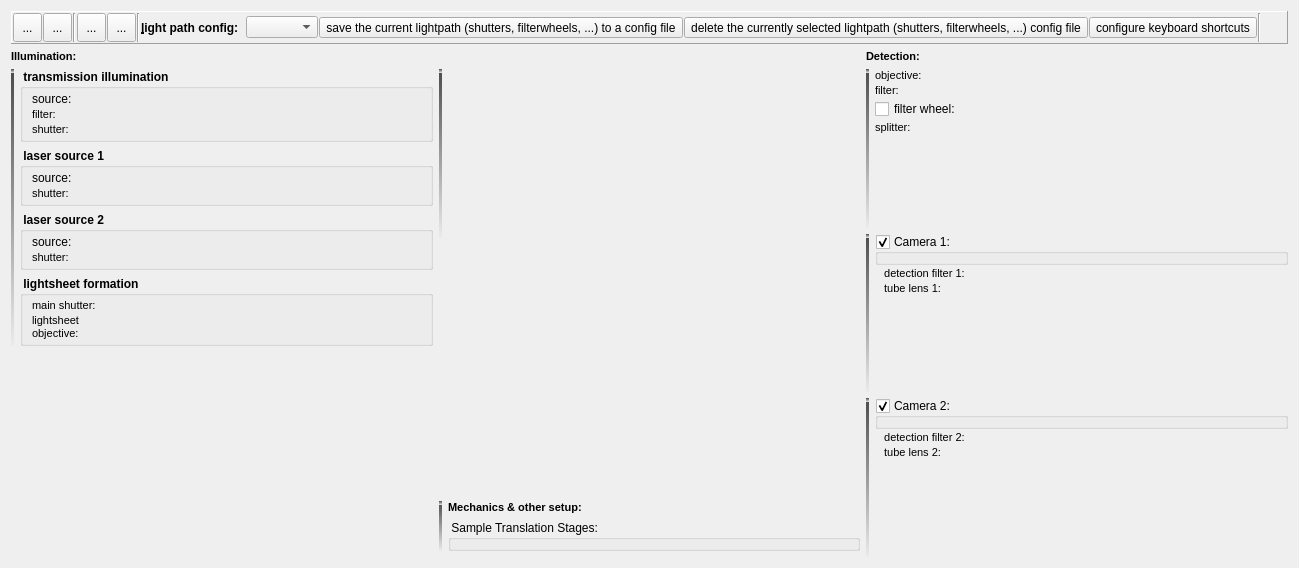
First picture: the form in plugins/spimb040/qfespimb040opticssetup.ui, repository jkriege2/QuickFit3, before the edit.
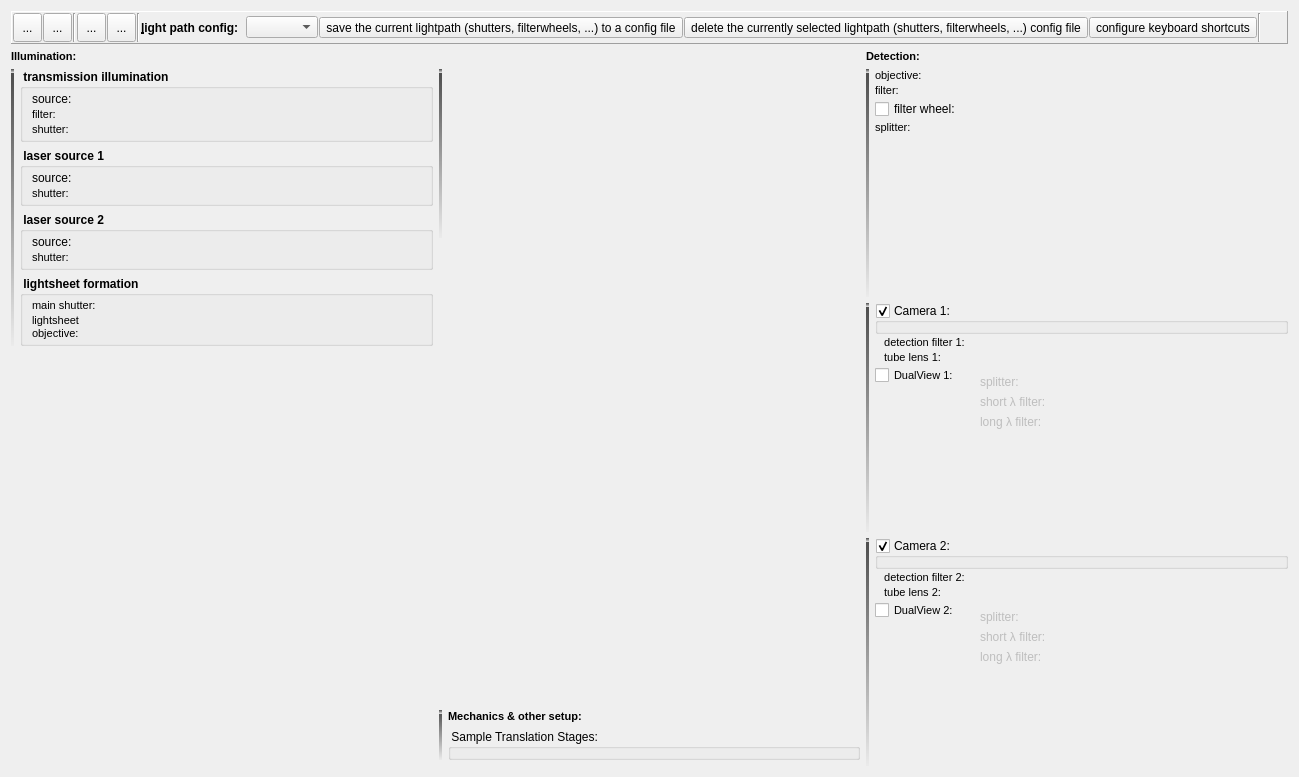
Second picture: the form after the edit. Icons and pictures are not drawn. Custom widgets are drawn as their Qt base class.

Commit message: QuickFit3/SPIM: added config widgets for DualView at cam1 and cam2

Patch:
```diff
--- a/plugins/spimb040/qfespimb040opticssetup.ui
+++ b/plugins/spimb040/qfespimb040opticssetup.ui
@@ -6,8 +6,8 @@
    <rect>
     <x>0</x>
     <y>0</y>
-    <width>1021</width>
-    <height>568</height>
+    <width>1153</width>
+    <height>777</height>
    </rect>
   </property>
   <property name="windowTitle">
@@ -1147,6 +1147,61 @@
          </property>
         </widget>
        </item>
+       <item row="3" column="0">
+        <widget class="QCheckBox" name="chkDualView2">
+         <property name="font">
+          <font>
+           <pointsize>8</pointsize>
+          </font>
+         </property>
+         <property name="text">
+          <string>DualView 2:</string>
+         </property>
+        </widget>
+       </item>
+       <item row="3" column="1">
+        <widget class="QWidget" name="formWidget_2" native="true">
+         <property name="enabled">
+          <bool>false</bool>
+         </property>
+         <layout class="QFormLayout" name="formLayout_9">
+          <item row="0" column="0">
+           <widget class="QLabel" name="label_24">
+            <property name="text">
+             <string>splitter:</string>
+            </property>
+           </widget>
+          </item>
+          <item row="1" column="0">
+           <widget class="QLabel" name="label_25">
+            <property name="text">
+             <string>&lt;!DOCTYPE HTML PUBLIC &quot;-//W3C//DTD HTML 4.0//EN&quot; &quot;http://www.w3.org/TR/REC-html40/strict.dtd&quot;&gt;
+&lt;html&gt;&lt;head&gt;&lt;meta name=&quot;qrichtext&quot; content=&quot;1&quot; /&gt;&lt;style type=&quot;text/css&quot;&gt;
+p, li { white-space: pre-wrap; }
+&lt;/style&gt;&lt;/head&gt;&lt;body style=&quot; font-family:'Sans Serif'; font-size:9pt; font-weight:400; font-style:normal;&quot;&gt;
+&lt;p style=&quot; margin-top:0px; margin-bottom:0px; margin-left:0px; margin-right:0px; -qt-block-indent:0; text-indent:0px;&quot;&gt;short &amp;lambda; filter:&lt;/p&gt;&lt;/body&gt;&lt;/html&gt;</string>
+            </property>
+           </widget>
+          </item>
+          <item row="2" column="0">
+           <widget class="QLabel" name="label_26">
+            <property name="text">
+             <string>long λ filter:</string>
+            </property>
+           </widget>
+          </item>
+          <item row="0" column="1">
+           <widget class="QF3FilterCombobox" name="filtDualView2Splitter" native="true"/>
+          </item>
+          <item row="1" column="1">
+           <widget class="QF3FilterCombobox" name="filtDualView2Short" native="true"/>
+          </item>
+          <item row="2" column="1">
+           <widget class="QF3FilterCombobox" name="filtDualView2Long" native="true"/>
+          </item>
+         </layout>
+        </widget>
+       </item>
       </layout>
      </item>
      <item row="1" column="1">
@@ -1203,6 +1258,61 @@
          </property>
         </widget>
        </item>
+       <item row="3" column="0">
+        <widget class="QCheckBox" name="chkDualView1">
+         <property name="font">
+          <font>
+           <pointsize>8</pointsize>
+          </font>
+         </property>
+         <property name="text">
+          <string>DualView 1:</string>
+         </property>
+        </widget>
+       </item>
+       <item row="3" column="1">
+        <widget class="QWidget" name="formWidget" native="true">
+         <property name="enabled">
+          <bool>false</bool>
+         </property>
+         <layout class="QFormLayout" name="formLayout_8">
+          <item row="0" column="0">
+           <widget class="QLabel" name="label_18">
+            <property name="text">
+             <string>splitter:</string>
+            </property>
+           </widget>
+          </item>
+          <item row="1" column="0">
+           <widget class="QLabel" name="label_19">
+            <property name="text">
+             <string>&lt;!DOCTYPE HTML PUBLIC &quot;-//W3C//DTD HTML 4.0//EN&quot; &quot;http://www.w3.org/TR/REC-html40/strict.dtd&quot;&gt;
+&lt;html&gt;&lt;head&gt;&lt;meta name=&quot;qrichtext&quot; content=&quot;1&quot; /&gt;&lt;style type=&quot;text/css&quot;&gt;
+p, li { white-space: pre-wrap; }
+&lt;/style&gt;&lt;/head&gt;&lt;body style=&quot; font-family:'Sans Serif'; font-size:9pt; font-weight:400; font-style:normal;&quot;&gt;
+&lt;p style=&quot; margin-top:0px; margin-bottom:0px; margin-left:0px; margin-right:0px; -qt-block-indent:0; text-indent:0px;&quot;&gt;short &amp;lambda; filter:&lt;/p&gt;&lt;/body&gt;&lt;/html&gt;</string>
+            </property>
+           </widget>
+          </item>
+          <item row="2" column="0">
+           <widget class="QLabel" name="label_23">
+            <property name="text">
+             <string>long λ filter:</string>
+            </property>
+           </widget>
+          </item>
+          <item row="0" column="1">
+           <widget class="QF3FilterCombobox" name="filtDualView1Splitter" native="true"/>
+          </item>
+          <item row="1" column="1">
+           <widget class="QF3FilterCombobox" name="filtDualView1Short" native="true"/>
+          </item>
+          <item row="2" column="1">
+           <widget class="QF3FilterCombobox" name="filtDualView1Long" native="true"/>
+          </item>
+         </layout>
+        </widget>
+       </item>
       </layout>
      </item>
     </layout>
```
Left out of the diff: 198 changed lines with no effect on the pictures. The commit also changes 1 other file.
